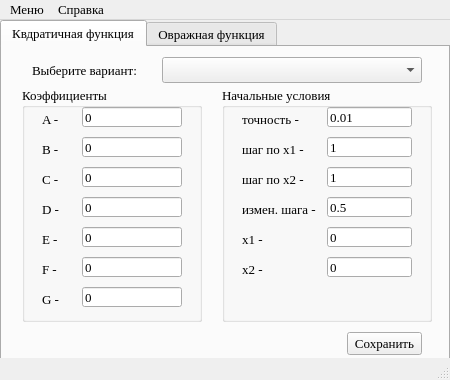
The window that branches/setvariants/ui/mainwindow.ui (Eliminationzx/optimizationmethods) describes before a commit, drawn with Qt 5.
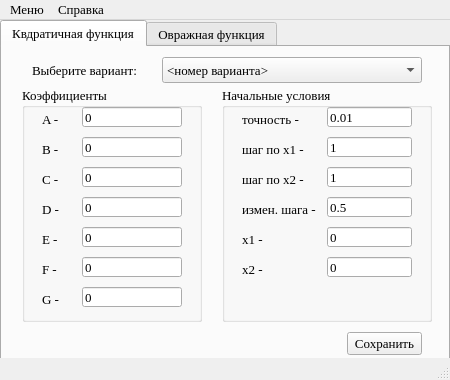
The same window after the commit. Icons and pictures are not drawn.

Commit message: Добавил методы считывания данных вариантов из файла. Связал эти методы с формой. Осталось разобраться с comboBox-ами.

Diff of the .ui file:
```diff
--- a/branches/setvariants/ui/mainwindow.ui
+++ b/branches/setvariants/ui/mainwindow.ui
@@ -457,6 +457,11 @@
         <height>26</height>
        </rect>
       </property>
+      <item>
+       <property name="text">
+        <string>&lt;номер варианта&gt;</string>
+       </property>
+      </item>
      </widget>
     </widget>
     <widget class="QWidget" name="ravinFunction">
```
Left out of the diff: 5 changed lines with no effect on the pictures. The commit also changes 3 other files.
